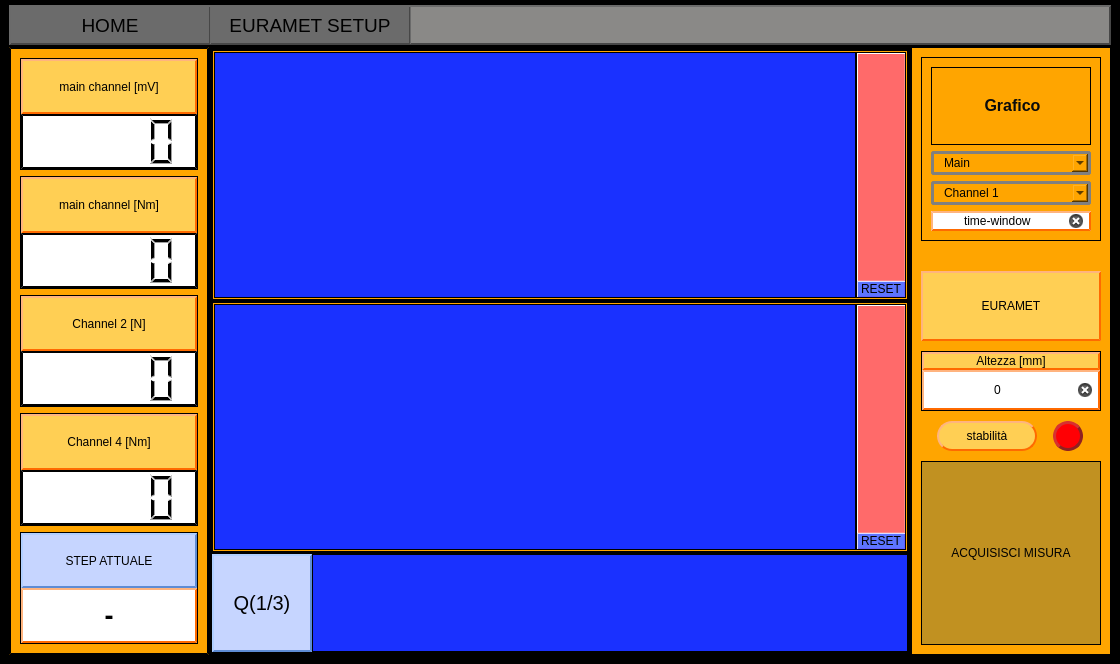
The window that Qt Creator/Mainwindow_grafico.ui (Mixer97/tesi_triennale) describes before a commit, drawn with Qt 5.
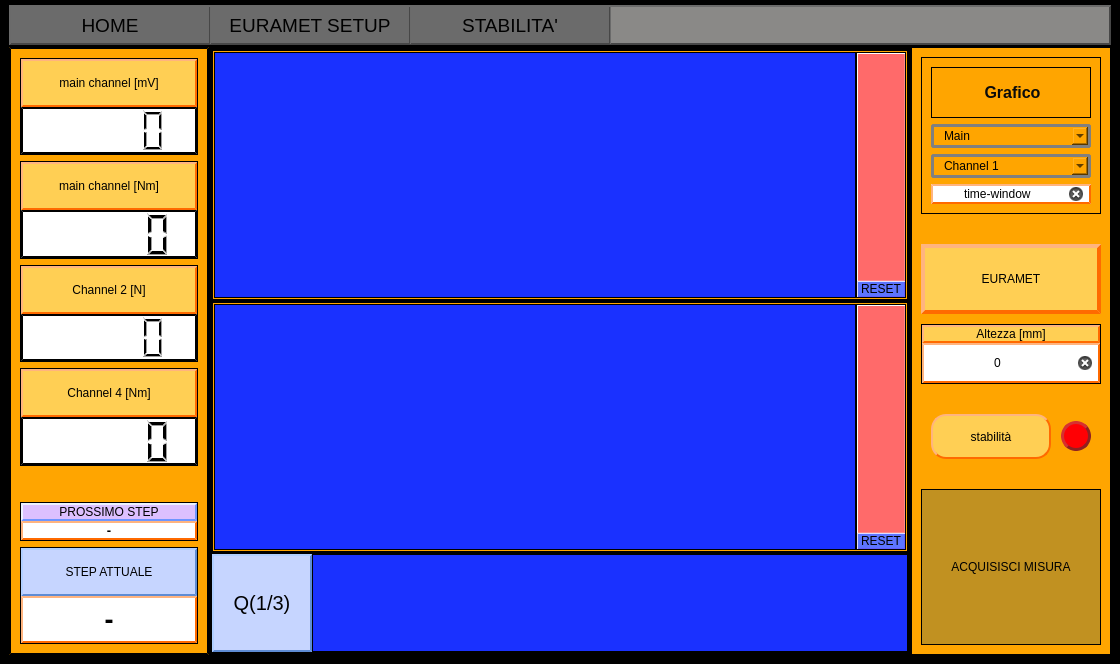
The same window after the commit. Custom widgets are drawn as their Qt base class.

Patch:
```diff
--- a/Qt Creator/Mainwindow_grafico.ui
+++ b/Qt Creator/Mainwindow_grafico.ui
@@ -361,6 +361,126 @@
             </layout>
            </widget>
           </item>
+          <item>
+           <spacer name="verticalSpacer_2">
+            <property name="orientation">
+             <enum>Qt::Vertical</enum>
+            </property>
+            <property name="sizeType">
+             <enum>QSizePolicy::Maximum</enum>
+            </property>
+            <property name="sizeHint" stdset="0">
+             <size>
+              <width>20</width>
+              <height>30</height>
+             </size>
+            </property>
+           </spacer>
+          </item>
+          <item>
+           <widget class="QFrame" name="frame_23">
+            <property name="sizePolicy">
+             <sizepolicy hsizetype="Preferred" vsizetype="Fixed">
+              <horstretch>0</horstretch>
+              <verstretch>0</verstretch>
+             </sizepolicy>
+            </property>
+            <property name="styleSheet">
+             <string notr="true">border-width: 1px;</string>
+            </property>
+            <property name="frameShape">
+             <enum>QFrame::StyledPanel</enum>
+            </property>
+            <property name="frameShadow">
+             <enum>QFrame::Raised</enum>
+            </property>
+            <layout class="QVBoxLayout" name="verticalLayout_18">
+             <property name="spacing">
+              <number>0</number>
+             </property>
+             <property name="leftMargin">
+              <number>0</number>
+             </property>
+             <property name="topMargin">
+              <number>0</number>
+             </property>
+             <property name="rightMargin">
+              <number>0</number>
+             </property>
+             <property name="bottomMargin">
+              <number>0</number>
+             </property>
+             <item>
+              <widget class="QLabel" name="label_13">
+               <property name="sizePolicy">
+                <sizepolicy hsizetype="Preferred" vsizetype="Fixed">
+                 <horstretch>0</horstretch>
+                 <verstretch>0</verstretch>
+                </sizepolicy>
+               </property>
+               <property name="styleSheet">
+                <string notr="true">QLabel {
+    border: 2px solid black;
+    border-radius: 0px;
+	background-color: rgb(221, 192, 255);
+	border-style: outset;
+    border-width: 2px;
+	border-color: rgb(110, 149, 255);
+}
+QLabel{
+	color: rgb(0,0,0);
+}
+</string>
+               </property>
+               <property name="text">
+                <string>PROSSIMO STEP</string>
+               </property>
+               <property name="alignment">
+                <set>Qt::AlignCenter</set>
+               </property>
+              </widget>
+             </item>
+             <item>
+              <widget class="QLabel" name="label_step_prossimo_valore">
+               <property name="sizePolicy">
+                <sizepolicy hsizetype="Preferred" vsizetype="Fixed">
+                 <horstretch>0</horstretch>
+                 <verstretch>0</verstretch>
+                </sizepolicy>
+               </property>
+               <property name="maximumSize">
+                <size>
+                 <width>16777215</width>
+                 <height>30</height>
+                </size>
+               </property>
+               <property name="font">
+                <font>
+                 <pointsize>10</pointsize>
+                 <bold>true</bold>
+                </font>
+               </property>
+               <property name="styleSheet">
+                <string notr="true">QWidget{
+	background-color:rgb(255, 255, 255); 
+	border-style: outset;
+    border-width: 2px;
+    border-color: rgb(255, 106, 0);
+	border-radius: 0;
+	color: rgb(0,0,0);
+}</string>
+               </property>
+               <property name="text">
+                <string>-</string>
+               </property>
+               <property name="alignment">
+                <set>Qt::AlignCenter</set>
+               </property>
+              </widget>
+             </item>
+            </layout>
+           </widget>
+          </item>
           <item>
            <widget class="QFrame" name="frame_20">
             <property name="styleSheet">
@@ -1594,7 +1714,311 @@
           <property name="verticalSpacing">
            <number>10</number>
           </property>
+          <item row="0" column="0">
+           <widget class="QFrame" name="frame_6">
+            <property name="frameShape">
+             <enum>QFrame::StyledPanel</enum>
+            </property>
+            <property name="frameShadow">
+             <enum>QFrame::Raised</enum>
+            </property>
+            <layout class="QVBoxLayout" name="verticalLayout_10">
+             <item>
+              <widget class="QLabel" name="label">
+               <property name="styleSheet">
+                <string notr="true"/>
+               </property>
+               <property name="text">
+                <string>&lt;html&gt;&lt;head/&gt;&lt;body&gt;&lt;p align=&quot;center&quot;&gt;&lt;span style=&quot; font-size:12pt; font-weight:700; color:#0b0b0b;&quot;&gt;Grafico&lt;/span&gt;&lt;/p&gt;&lt;/body&gt;&lt;/html&gt;</string>
+               </property>
+              </widget>
+             </item>
+             <item>
+              <widget class="QComboBox" name="comboBox_Main_Temp">
+               <property name="cursor">
+                <cursorShape>PointingHandCursor</cursorShape>
+               </property>
+               <property name="styleSheet">
+                <string notr="true">QComboBox {
+    border: 3px solid gray;
+    border-radius: 3px;
+    padding: 1px 1px 1px 10px;
+    min-width: 6em;
+    color: rgb(0, 0, 0); /* Colore del testo del QComboBox */
+}
+
+QComboBox:editable {
+    background: white;
+}
+
+QComboBox:!editable, QComboBox::drop-down:editable {
+    background: qlineargradient(x1: 0, y1: 0, x2: 0, y2: 1,
+                                stop: 0 #E1E1E1, stop: 0.4 #DDDDDD,
+                                stop: 0.5 #D8D8D8, stop: 1.0 #D3D3D3);
+}
+
+
+/* Stile della tendina del QComboBox */
+QComboBox QAbstractItemView {
+    background-color:	qlineargradient(x1: 0, y1: 0, x2: 0, y2: 1,
+                                stop: 0 #E1E1E1, stop: 0.4 #DDDDDD,
+                                stop: 0.5 #D8D8D8, stop: 1.0 #D3D3D3); ; /* Colore di sfondo della tendina */
+    selection-background-color: #3399FF; /* Colore di sfondo dell'elemento selezionato */
+    selection-color:rgb(106, 112, 113); /* Colore del testo dell'elemento selezionato */
+    border: 3px solid gray;
+    border-radius: 3px;
+    padding: 1px 18px 1px 3px;
+    min-width: 6em;
+    color: rgb(0, 0, 0); /* Colore del testo del QComboBox */
+}</string>
+               </property>
+               <item>
+                <property name="text">
+                 <string>Main</string>
+                </property>
+               </item>
+               <item>
+                <property name="text">
+                 <string>Temp</string>
+                </property>
+               </item>
+               <item>
+                <property name="text">
+                 <string>Main + Channel</string>
+                </property>
+               </item>
+              </widget>
+             </item>
+             <item>
+              <widget class="QComboBox" name="comboBox_Ch_1234">
+               <property name="cursor">
+                <cursorShape>PointingHandCursor</cursorShape>
+               </property>
+               <property name="styleSheet">
+                <string notr="true">QComboBox {
+    border: 3px solid gray;
+    border-radius: 3px;
+    padding: 1px 1px 1px 10px;
+    min-width: 6em;
+    color: rgb(0, 0, 0); /* Colore del testo del QComboBox */
+}
+
+QComboBox:editable {
+    background: white;
+}
+
+QComboBox:!editable, QComboBox::drop-down:editable {
+    background: qlineargradient(x1: 0, y1: 0, x2: 0, y2: 1,
+                                stop: 0 #E1E1E1, stop: 0.4 #DDDDDD,
+                                stop: 0.5 #D8D8D8, stop: 1.0 #D3D3D3);
+}
+
+
+/* Stile della tendina del QComboBox */
+QComboBox QAbstractItemView {
+    background-color:	qlineargradient(x1: 0, y1: 0, x2: 0, y2: 1,
+                                stop: 0 #E1E1E1, stop: 0.4 #DDDDDD,
+                                stop: 0.5 #D8D8D8, stop: 1.0 #D3D3D3); ; /* Colore di sfondo della tendina */
+    selection-background-color: #3399FF; /* Colore di sfondo dell'elemento selezionato */
+    selection-color:rgb(106, 112, 113); /* Colore del testo dell'elemento selezionato */
+    border: 3px solid gray;
+    border-radius: 3px;
+    padding: 1px 18px 1px 3px;
+    min-width: 6em;
+    color: rgb(0, 0, 0); /* Colore del testo del QComboBox */
+}</string>
+               </property>
+               <item>
+                <property name="text">
+                 <string>Channel 1</string>
+                </property>
+               </item>
+               <item>
+                <property name="text">
+                 <string>Channel 2</string>
+                </property>
+               </item>
+               <item>
+                <property name="text">
+                 <string>Channel 3</string>
+                </property>
+               </item>
+               <item>
+                <property name="text">
+                 <string>Channel 4</string>
+                </property>
+               </item>
+              </widget>
+             </item>
+             <item>
+              <widget class="QLineEdit" name="lineEdit_time_window">
+               <property name="styleSheet">
+                <string notr="true">QWidget{
+	background-color:rgb(255, 255, 255); 
+	border-style: outset;
+    border-width: 2px;
+    border-color: rgb(255, 106, 0);
+	border-radius: 20;
+	color: rgb(0,0,0);
+}</string>
+               </property>
+               <property name="text">
+                <string>time-window</string>
+               </property>
+               <property name="maxLength">
+                <number>20</number>
+               </property>
+               <property name="alignment">
+                <set>Qt::AlignCenter</set>
+               </property>
+               <property name="clearButtonEnabled">
+                <bool>true</bool>
+               </property>
+              </widget>
+             </item>
+            </layout>
+           </widget>
+          </item>
+          <item row="1" column="0">
+           <spacer name="verticalSpacer">
+            <property name="orientation">
+             <enum>Qt::Vertical</enum>
+            </property>
+            <property name="sizeType">
+             <enum>QSizePolicy::Fixed</enum>
+            </property>
+            <property name="sizeHint" stdset="0">
+             <size>
+              <width>20</width>
+              <height>20</height>
+             </size>
+            </property>
+           </spacer>
+          </item>
+          <item row="5" column="0">
+           <spacer name="verticalSpacer_3">
+            <property name="orientation">
+             <enum>Qt::Vertical</enum>
+            </property>
+            <property name="sizeType">
+             <enum>QSizePolicy::Maximum</enum>
+            </property>
+            <property name="sizeHint" stdset="0">
+             <size>
+              <width>20</width>
+              <height>20</height>
+             </size>
+            </property>
+           </spacer>
+          </item>
           <item row="6" column="0">
+           <widget class="QFrame" name="frame_18">
+            <property name="sizePolicy">
+             <sizepolicy hsizetype="Preferred" vsizetype="Fixed">
+              <horstretch>0</horstretch>
+              <verstretch>0</verstretch>
+             </sizepolicy>
+            </property>
+            <property name="styleSheet">
+             <string notr="true">QWidget	{
+border-width: 0px;
+
+}</string>
+            </property>
+            <property name="frameShape">
+             <enum>QFrame::StyledPanel</enum>
+            </property>
+            <property name="frameShadow">
+             <enum>QFrame::Raised</enum>
+            </property>
+            <layout class="QHBoxLayout" name="horizontalLayout_3">
+             <property name="spacing">
+              <number>0</number>
+             </property>
+             <property name="leftMargin">
+              <number>0</number>
+             </property>
+             <property name="topMargin">
+              <number>0</number>
+             </property>
+             <property name="rightMargin">
+              <number>0</number>
+             </property>
+             <property name="bottomMargin">
+              <number>0</number>
+             </property>
+             <item>
+              <widget class="QLabel" name="label_7">
+               <property name="sizePolicy">
+                <sizepolicy hsizetype="Preferred" vsizetype="Preferred">
+                 <horstretch>0</horstretch>
+                 <verstretch>0</verstretch>
+                </sizepolicy>
+               </property>
+               <property name="minimumSize">
+                <size>
+                 <width>0</width>
+                 <height>45</height>
+                </size>
+               </property>
+               <property name="maximumSize">
+                <size>
+                 <width>120</width>
+                 <height>45</height>
+                </size>
+               </property>
+               <property name="styleSheet">
+                <string notr="true">QLabel{
+	background-color:rgb(255, 207, 84); 
+	border-style: outset;
+    border-width: 2px;
+    border-color: rgb(255, 106, 0);
+	border-radius: 15px;
+	color: rgb(0,0,0);
+}
+</string>
+               </property>
+               <property name="text">
+                <string>stabilità</string>
+               </property>
+               <property name="alignment">
+                <set>Qt::AlignCenter</set>
+               </property>
+              </widget>
+             </item>
+             <item>
+              <widget class="QLabel" name="label_led_stabilita">
+               <property name="minimumSize">
+                <size>
+                 <width>30</width>
+                 <height>30</height>
+                </size>
+               </property>
+               <property name="maximumSize">
+                <size>
+                 <width>30</width>
+                 <height>30</height>
+                </size>
+               </property>
+               <property name="styleSheet">
+                <string notr="true">QLabel{
+	background-color: rgb(255, 0, 4);
+	border-style: outset;
+    border-width: 3px;
+	border-color: rgb(143, 33, 33);
+	border-radius: 15px;
+	color: rgb(0,0,0);
+}</string>
+               </property>
+               <property name="text">
+                <string/>
+               </property>
+              </widget>
+             </item>
+            </layout>
+           </widget>
+          </item>
+          <item row="8" column="0">
            <widget class="QFrame" name="frame_22">
             <property name="frameShape">
              <enum>QFrame::StyledPanel</enum>
@@ -1634,6 +2058,7 @@
 	border-width: 1px;
 	background-color:rgb(107, 107, 107);
 	color: rgb(0, 0, 0);
+	border-style: outset;
 }
 
 QPushButton::pressed{
@@ -1646,6 +2071,7 @@
 	border-width: 0px;
 	background-color:rgb(193, 145, 33);
 	color: rgb(0, 0, 0);
+	border-style: outset;
 }</string>
                </property>
                <property name="text">
@@ -1751,272 +2177,6 @@
             </layout>
            </widget>
           </item>
-          <item row="5" column="0">
-           <widget class="QFrame" name="frame_18">
-            <property name="sizePolicy">
-             <sizepolicy hsizetype="Preferred" vsizetype="Fixed">
-              <horstretch>0</horstretch>
-              <verstretch>0</verstretch>
-             </sizepolicy>
-            </property>
-            <property name="styleSheet">
-             <string notr="true">QWidget	{
-border-width: 0px;
-
-}</string>
-            </property>
-            <property name="frameShape">
-             <enum>QFrame::StyledPanel</enum>
-            </property>
-            <property name="frameShadow">
-             <enum>QFrame::Raised</enum>
-            </property>
-            <layout class="QHBoxLayout" name="horizontalLayout_3">
-             <property name="spacing">
-              <number>0</number>
-             </property>
-             <property name="leftMargin">
-              <number>0</number>
-             </property>
-             <property name="topMargin">
-              <number>0</number>
-             </property>
-             <property name="rightMargin">
-              <number>0</number>
-             </property>
-             <property name="bottomMargin">
-              <number>0</number>
-             </property>
-             <item>
-              <widget class="QLabel" name="label_7">
-               <property name="sizePolicy">
-                <sizepolicy hsizetype="Preferred" vsizetype="Preferred">
-                 <horstretch>0</horstretch>
-                 <verstretch>0</verstretch>
-                </sizepolicy>
-               </property>
-               <property name="maximumSize">
-                <size>
-                 <width>100</width>
-                 <height>16777215</height>
-                </size>
-               </property>
-               <property name="styleSheet">
-                <string notr="true">QLabel{
-	background-color:rgb(255, 207, 84); 
-	border-style: outset;
-    border-width: 2px;
-    border-color: rgb(255, 106, 0);
-	border-radius: 15px;
-	color: rgb(0,0,0);
-}
-</string>
-               </property>
-               <property name="text">
-                <string>stabilità</string>
-               </property>
-               <property name="alignment">
-                <set>Qt::AlignCenter</set>
-               </property>
-              </widget>
-             </item>
-             <item>
-              <widget class="QLabel" name="label_led_stabilita">
-               <property name="minimumSize">
-                <size>
-                 <width>30</width>
-                 <height>30</height>
-                </size>
-               </property>
-               <property name="maximumSize">
-                <size>
-                 <width>30</width>
-                 <height>30</height>
-                </size>
-               </property>
-               <property name="styleSheet">
-                <string notr="true">QLabel{
-	background-color: rgb(255, 0, 4);
-	border-style: outset;
-    border-width: 3px;
-	border-color: rgb(143, 33, 33);
-	border-radius: 15px;
-	color: rgb(0,0,0);
-}</string>
-               </property>
-               <property name="text">
-                <string/>
-               </property>
-              </widget>
-             </item>
-            </layout>
-           </widget>
-          </item>
-          <item row="0" column="0">
-           <widget class="QFrame" name="frame_6">
-            <property name="frameShape">
-             <enum>QFrame::StyledPanel</enum>
-            </property>
-            <property name="frameShadow">
-             <enum>QFrame::Raised</enum>
-            </property>
-            <layout class="QVBoxLayout" name="verticalLayout_10">
-             <item>
-              <widget class="QLabel" name="label">
-               <property name="styleSheet">
-                <string notr="true"/>
-               </property>
-               <property name="text">
-                <string>&lt;html&gt;&lt;head/&gt;&lt;body&gt;&lt;p align=&quot;center&quot;&gt;&lt;span style=&quot; font-size:12pt; font-weight:700; color:#0b0b0b;&quot;&gt;Grafico&lt;/span&gt;&lt;/p&gt;&lt;/body&gt;&lt;/html&gt;</string>
-               </property>
-              </widget>
-             </item>
-             <item>
-              <widget class="QComboBox" name="comboBox_Main_Temp">
-               <property name="cursor">
-                <cursorShape>PointingHandCursor</cursorShape>
-               </property>
-               <property name="styleSheet">
-                <string notr="true">QComboBox {
-    border: 3px solid gray;
-    border-radius: 3px;
-    padding: 1px 1px 1px 10px;
-    min-width: 6em;
-    color: rgb(0, 0, 0); /* Colore del testo del QComboBox */
-}
-
-QComboBox:editable {
-    background: white;
-}
-
-QComboBox:!editable, QComboBox::drop-down:editable {
-    background: qlineargradient(x1: 0, y1: 0, x2: 0, y2: 1,
-                                stop: 0 #E1E1E1, stop: 0.4 #DDDDDD,
-                                stop: 0.5 #D8D8D8, stop: 1.0 #D3D3D3);
-}
-
-
-/* Stile della tendina del QComboBox */
-QComboBox QAbstractItemView {
-    background-color:	qlineargradient(x1: 0, y1: 0, x2: 0, y2: 1,
-                                stop: 0 #E1E1E1, stop: 0.4 #DDDDDD,
-                                stop: 0.5 #D8D8D8, stop: 1.0 #D3D3D3); ; /* Colore di sfondo della tendina */
-    selection-background-color: #3399FF; /* Colore di sfondo dell'elemento selezionato */
-    selection-color:rgb(106, 112, 113); /* Colore del testo dell'elemento selezionato */
-    border: 3px solid gray;
-    border-radius: 3px;
-    padding: 1px 18px 1px 3px;
-    min-width: 6em;
-    color: rgb(0, 0, 0); /* Colore del testo del QComboBox */
-}</string>
-               </property>
-               <item>
-                <property name="text">
-                 <string>Main</string>
-                </property>
-               </item>
-               <item>
-                <property name="text">
-                 <string>Temp</string>
-                </property>
-               </item>
-               <item>
-                <property name="text">
-                 <string>Main + Channel</string>
-                </property>
-               </item>
-              </widget>
-             </item>
-             <item>
-              <widget class="QComboBox" name="comboBox_Ch_1234">
-               <property name="cursor">
-                <cursorShape>PointingHandCursor</cursorShape>
-               </property>
-               <property name="styleSheet">
-                <string notr="true">QComboBox {
-    border: 3px solid gray;
-    border-radius: 3px;
-    padding: 1px 1px 1px 10px;
-    min-width: 6em;
-    color: rgb(0, 0, 0); /* Colore del testo del QComboBox */
-}
-
-QComboBox:editable {
-    background: white;
-}
-
-QComboBox:!editable, QComboBox::drop-down:editable {
-    background: qlineargradient(x1: 0, y1: 0, x2: 0, y2: 1,
-                                stop: 0 #E1E1E1, stop: 0.4 #DDDDDD,
-                                stop: 0.5 #D8D8D8, stop: 1.0 #D3D3D3);
-}
-
-
-/* Stile della tendina del QComboBox */
-QComboBox QAbstractItemView {
-    background-color:	qlineargradient(x1: 0, y1: 0, x2: 0, y2: 1,
-                                stop: 0 #E1E1E1, stop: 0.4 #DDDDDD,
-                                stop: 0.5 #D8D8D8, stop: 1.0 #D3D3D3); ; /* Colore di sfondo della tendina */
-    selection-background-color: #3399FF; /* Colore di sfondo dell'elemento selezionato */
-    selection-color:rgb(106, 112, 113); /* Colore del testo dell'elemento selezionato */
-    border: 3px solid gray;
-    border-radius: 3px;
-    padding: 1px 18px 1px 3px;
-    min-width: 6em;
-    color: rgb(0, 0, 0); /* Colore del testo del QComboBox */
-}</string>
-               </property>
-               <item>
-                <property name="text">
-                 <string>Channel 1</string>
-                </property>
-               </item>
-               <item>
-                <property name="text">
-                 <string>Channel 2</string>
-                </property>
-               </item>
-               <item>
-                <property name="text">
-                 <string>Channel 3</string>
-                </property>
-               </item>
-               <item>
-                <property name="text">
-                 <string>Channel 4</string>
-                </property>
-               </item>
-              </widget>
-             </item>
-             <item>
-              <widget class="QLineEdit" name="lineEdit_time_window">
-               <property name="styleSheet">
-                <string notr="true">QWidget{
-	background-color:rgb(255, 255, 255); 
-	border-style: outset;
-    border-width: 2px;
-    border-color: rgb(255, 106, 0);
-	border-radius: 20;
-	color: rgb(0,0,0);
-}</string>
-               </property>
-               <property name="text">
-                <string>time-window</string>
-               </property>
-               <property name="maxLength">
-                <number>20</number>
-               </property>
-               <property name="alignment">
-                <set>Qt::AlignCenter</set>
-               </property>
-               <property name="clearButtonEnabled">
-                <bool>true</bool>
-               </property>
-              </widget>
-             </item>
-            </layout>
-           </widget>
-          </item>
           <item row="2" column="0">
            <widget class="QLabel" name="label_2">
             <property name="minimumSize">
@@ -2035,7 +2195,7 @@
              <string notr="true">QLabel{
 	background-color:rgb(255, 207, 84); 
 	border-style: outset;
-    border-width: 2px;
+    border-width: 4px;
     border-color: rgb(255, 106, 0);
 	border-radius: 0px;
 	color: rgb(0,0,0);
@@ -2050,13 +2210,13 @@
             </property>
            </widget>
           </item>
-          <item row="1" column="0">
-           <spacer name="verticalSpacer">
+          <item row="7" column="0">
+           <spacer name="verticalSpacer_4">
             <property name="orientation">
              <enum>Qt::Vertical</enum>
             </property>
             <property name="sizeType">
-             <enum>QSizePolicy::Fixed</enum>
+             <enum>QSizePolicy::Maximum</enum>
             </property>
             <property name="sizeHint" stdset="0">
              <size>
@@ -2207,6 +2367,51 @@
          </property>
         </widget>
        </item>
+       <item>
+        <widget class="QPushButton" name="pushButton_Stabilita">
+         <property name="sizePolicy">
+          <sizepolicy hsizetype="Minimum" vsizetype="Preferred">
+           <horstretch>0</horstretch>
+           <verstretch>0</verstretch>
+          </sizepolicy>
+         </property>
+         <property name="maximumSize">
+          <size>
+           <width>200</width>
+           <height>16777215</height>
+          </size>
+         </property>
+         <property name="font">
+          <font>
+           <pointsize>14</pointsize>
+           <italic>false</italic>
+           <bold>false</bold>
+           <strikeout>false</strikeout>
+          </font>
+         </property>
+         <property name="cursor">
+          <cursorShape>PointingHandCursor</cursorShape>
+         </property>
+         <property name="styleSheet">
+          <string notr="true">QPushButton{
+	border-width: 1px;
+	background-color:rgb(107, 107, 107);
+	color: rgb(0, 0, 0);
+}
+
+QPushButton::pressed{
+	border-width: 1px;
+	background-color:rgb(56, 56, 56);
+	color: rgb(0, 0, 0);
+
+
+}</string>
+         </property>
+         <property name="text">
+          <string>STABILITA'</string>
+         </property>
+        </widget>
+       </item>
        <item>
         <widget class="QFrame" name="frame_4">
          <property name="frameShape">
```
Left out of the diff: 5 changed lines with no effect on the pictures.
